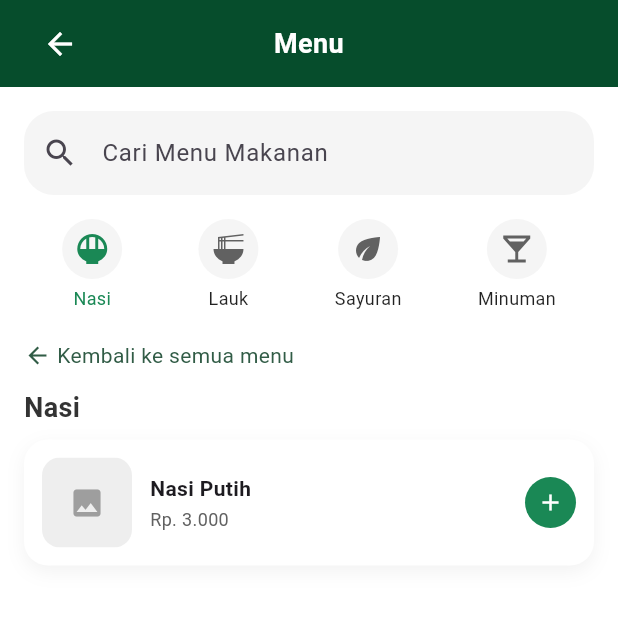
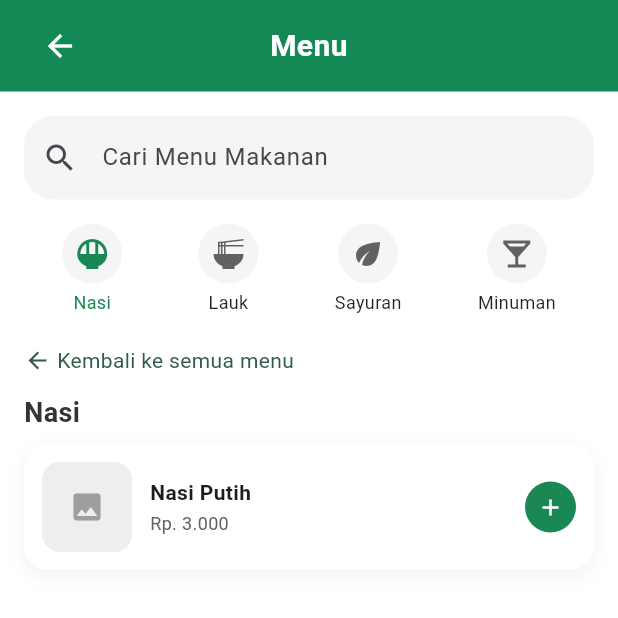
Before and after one commit to Kiddo-W/Aplikasi_UMKM, a Flutter app: the MenuMakananPage screen opened directly, after a tap on "Nasi", on a phone screen of 412 x 824 dp, the top half of it. Run offline on Flutter 3.47's test engine with Material 3 defaults, Android fonts, the light colour scheme and no system bars; network calls fail.

Commit message:
fix appbar full top screen

```diff
--- a/lib/pages/menu_makanan.dart
+++ b/lib/pages/menu_makanan.dart
@@ -1,4 +1,5 @@
 import 'package:flutter/material.dart';
+import 'package:flutter/services.dart';
 import 'keranjang_page.dart';
 
 class MenuItem {
@@ -100,21 +101,31 @@
 
   @override
   Widget build(BuildContext context) {
+    final topPadding = MediaQuery.of(context).padding.top;
     final kategoriTampil = _kategoriDipilih != null
         ? [_kategoriDipilih!]
         : const ['Nasi', 'Lauk', 'Sayuran', 'Minuman'];
 
     final totalItem = daftarMenu.fold<int>(0, (sum, item) => sum + item.quantity);
 
-    return Scaffold(
-      backgroundColor: Colors.white,
-      body: SafeArea(
-        child: Column(
+    return AnnotatedRegion<SystemUiOverlayStyle>(
+      value: const SystemUiOverlayStyle(
+        statusBarColor: Color(0xFF064D2C), // Mewarnai status bar atas
+        statusBarIconBrightness: Brightness.light, // Ikon status bar putih
+      ),
+      child: Scaffold(
+        backgroundColor: Colors.white,
+        body: Column(
           children: [
             Container(
               width: double.infinity,
-              padding: const EdgeInsets.symmetric(vertical: 16, horizontal: 16),
-              color: const Color(0xFF064D2C),
+              padding: EdgeInsets.only(
+                top: topPadding + 16,
+                bottom: 16,
+                left: 16,
+                right: 16,
+              ),
+              color: const Color(0xFF138A56),
               child: Stack(
                 alignment: Alignment.center,
                 children: [
@@ -123,7 +134,7 @@
                     textAlign: TextAlign.center,
                     style: TextStyle(
                       color: Colors.white,
-                      fontSize: 18,
+                      fontSize: 20,
                       fontWeight: FontWeight.bold,
                     ),
                   ),
@@ -152,7 +163,7 @@
                           child: Stack(
                             clipBehavior: Clip.none,
                             children: [
-                              const Icon(Icons.shopping_cart, color: Colors.white, size: 22),
+                              const Icon(Icons.shopping_cart, color: Colors.white, size: 20),
                               Positioned(
                                 right: -8,
                                 top: -8,
@@ -168,7 +179,7 @@
                                       color: Colors.redAccent,
                                       shape: BoxShape.circle,
                                     ),
-                                    constraints: const BoxConstraints(minWidth: 18, minHeight: 18),
+                                    constraints: const BoxConstraints(minWidth: 14, minHeight: 14),
                                     child: Text(
                                       '$totalItem',
                                       textAlign: TextAlign.center,
```
Also changed, not shown: lib/pages/keranjang_page.dart (+16 -7 lines).
